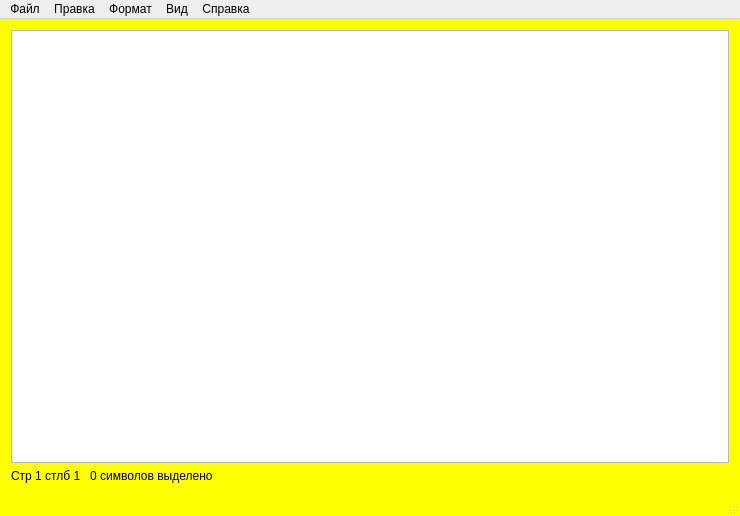
This is mainwindow.ui in Papr1ka/notepad as Qt 5 draws it before an edit. The edited form follows.
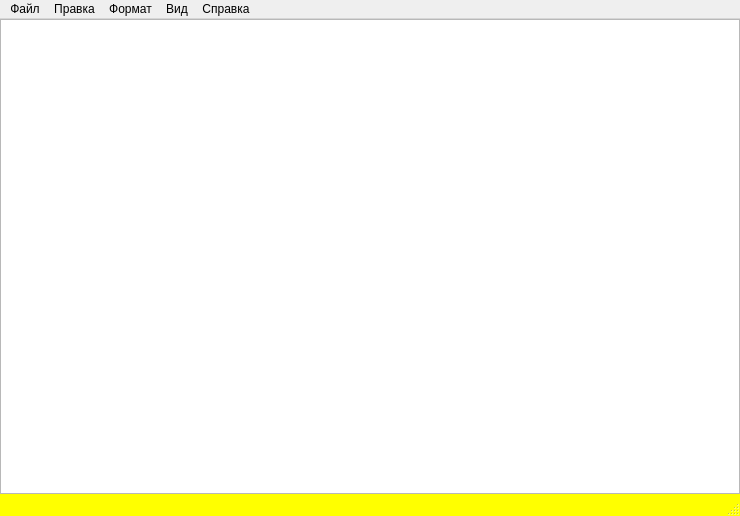
This is the edited form.

Commit message: simple label included in status bar, added comments

Diff of the .ui file:
```diff
--- a/mainwindow.ui
+++ b/mainwindow.ui
@@ -117,6 +117,21 @@
   </property>
   <widget class="QWidget" name="centralWidget">
    <layout class="QVBoxLayout" name="verticalLayout">
+    <property name="spacing">
+     <number>0</number>
+    </property>
+    <property name="leftMargin">
+     <number>0</number>
+    </property>
+    <property name="topMargin">
+     <number>0</number>
+    </property>
+    <property name="rightMargin">
+     <number>0</number>
+    </property>
+    <property name="bottomMargin">
+     <number>0</number>
+    </property>
     <item>
      <widget class="QTextEdit" name="textEdit">
       <property name="sizeAdjustPolicy">
@@ -130,38 +145,6 @@
       </property>
      </widget>
     </item>
-    <item>
-     <layout class="QVBoxLayout" name="verticalLayout_2">
-      <item alignment="Qt::AlignRight">
-       <widget class="QLabel" name="cursor_state_label">
-        <property name="sizePolicy">
-         <sizepolicy hsizetype="Maximum" vsizetype="Fixed">
-          <horstretch>0</horstretch>
-          <verstretch>0</verstretch>
-         </sizepolicy>
-        </property>
-        <property name="minimumSize">
-         <size>
-          <width>300</width>
-          <height>0</height>
-         </size>
-        </property>
-        <property name="layoutDirection">
-         <enum>Qt::RightToLeft</enum>
-        </property>
-        <property name="text">
-         <string>Стр 1 стлб 1   0 символов выделено</string>
-        </property>
-        <property name="scaledContents">
-         <bool>true</bool>
-        </property>
-        <property name="alignment">
-         <set>Qt::AlignBottom|Qt::AlignLeading|Qt::AlignLeft</set>
-        </property>
-       </widget>
-      </item>
-     </layout>
-    </item>
    </layout>
   </widget>
   <widget class="QMenuBar" name="menuBar">
```
The commit also changes 9 other files.
